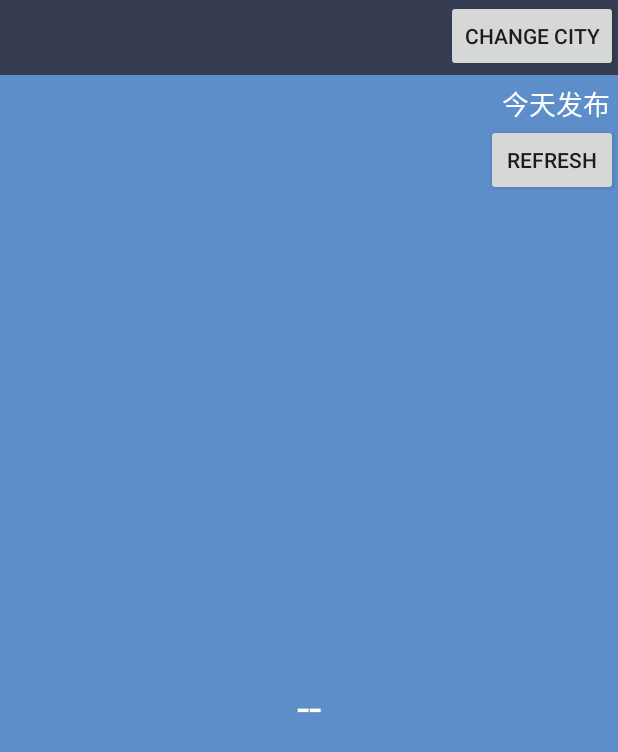
After one commit to Gordon-H/practiceApp-CoolWeather, an Android app: the WeatherActivity screen opened directly, with no data from a screen before it, on a phone screen of 412 x 824 dp. The commit adds this screen. Shown: the top 752 px of the screen. Run offline under Robolectric (Android 15) with nearby library versions, the phone set to English and light mode, and no system bars.

Commit message:
加入显示天气信息的的功能

```diff
--- a/app/src/main/AndroidManifest.xml
+++ b/app/src/main/AndroidManifest.xml
@@ -16,6 +16,7 @@
                 <category android:name="android.intent.category.LAUNCHER" />
             </intent-filter>
         </activity>
+        <activity android:name=".activity.WeatherActivity"/>
     </application>
 
 </manifest>
--- /dev/null
+++ b/app/src/main/java/com/coolweather/app/activity/WeatherActivity.java
@@ -0,0 +1,141 @@
+package com.coolweather.app.activity;
+
+import android.app.Activity;
+import android.content.Intent;
+import android.content.SharedPreferences;
+import android.os.Bundle;
+import android.preference.PreferenceManager;
+import android.text.TextUtils;
+import android.view.View;
+import android.view.Window;
+import android.widget.Button;
+import android.widget.LinearLayout;
+import android.widget.TextView;
+
+import com.coolweather.app.R;
+import com.coolweather.app.util.HttpCallBackListener;
+import com.coolweather.app.util.HttpUtil;
+import com.coolweather.app.util.Utility;
+
+/**
+ * Created by lbf on 2016/3/3.
+ */
+public class WeatherActivity extends Activity implements View.OnClickListener{
+    private TextView publishTime;
+    private TextView date;
+    private TextView weather;
+    private TextView temperature;
+    private TextView cityName;
+    private Button refresh;
+    private Button changeCity;
+    private LinearLayout weatherLayout;
+    @Override
+    public void onClick(View v) {
+        switch (v.getId()){
+            case R.id.change_city:
+                Intent intent = new Intent(this,ChooseAreaActivity.class);
+                intent.putExtra("from_weather_activity",true);
+                startActivity(intent);
+                finish();
+                break;
+            case R.id.refresh:
+                publishTime.setText("同步中...");
+                SharedPreferences preferences = PreferenceManager.getDefaultSharedPreferences(this);
+                String weatherCode = preferences.getString("weather_code","");
+                if(!TextUtils.isEmpty(weatherCode)){
+                    queryWeatherInfo(weatherCode);
+                }
+                break;
+        }
+    }
+
+    private void init() {
+        publishTime = (TextView) findViewById(R.id.publish_time);
+        date = (TextView) findViewById(R.id.date);
+        weather = (TextView) findViewById(R.id.weather);
+        temperature = (TextView) findViewById(R.id.temperature);
+        cityName = (TextView) findViewById(R.id.city_name);
+        refresh = (Button) findViewById(R.id.refresh);
+        changeCity = (Button) findViewById(R.id.change_city);
+        weatherLayout = (LinearLayout) findViewById(R.id.weather_layout);
+        refresh.setOnClickListener(this);
+        changeCity.setOnClickListener(this);
+    }
+
+    @Override
+    protected void onCreate(Bundle savedInstanceState) {
+        super.onCreate(savedInstanceState);
+        requestWindowFeature(Window.FEATURE_NO_TITLE);
+        setContentView(R.layout.weather_layout);
+        init();
+        String countyCode = getIntent().getStringExtra("county_code");
+        if(!TextUtils.isEmpty(countyCode)){
+            publishTime.setText("同步中...");
+            weatherLayout.setVisibility(View.INVISIBLE);
+            cityName.setVisibility(View.INVISIBLE);
+            queryWeatherCode(countyCode);
+        }else{
+            showWeather();
+        }
+    }
+
+    private void showWeather() {
+        SharedPreferences preferences = PreferenceManager.getDefaultSharedPreferences(this);
+        cityName.setText(preferences.getString("city_name",""));
+        weather.setText(preferences.getString("weather_description",""));
+        temperature.setText(preferences.getString("temp1","")+" -- "
+                + preferences.getString("temp2",""));
+        publishTime.setText("今天" + preferences.getString("publish_time", "") + "发布");
+        date.setText(preferences.getString("date", ""));
+        weatherLayout.setVisibility(View.VISIBLE);
+        cityName.setVisibility(View.VISIBLE);
+
+    }
+
+    private void queryWeatherCode(String countyCode) {
+        String address = "http://www.weather.com.cn/data/list3/city" +
+                countyCode + ".xml";
+        queryFromServer(address, "countyCode");
+    }
+
+    private void queryFromServer(String address, final String type) {
+        HttpUtil.sendHttpRequest(address, new HttpCallBackListener() {
+            @Override
+            public void onFinish(String response) {
+                if ("countyCode".equals(type)) {
+                    if (!TextUtils.isEmpty(response)) {
+                        String[] array = response.split("\\|");
+                        if (array != null && array.length == 2) {
+                            String weatherCode = array[1];
+                            queryWeatherInfo(weatherCode);
+                        }
+                    }
+                }else if("weatherCode".equals(type)){
+                    Utility.handleWeattherResponse(WeatherActivity.this,response);
+                    runOnUiThread(new Runnable() {
+                        @Override
+                        public void run() {
+                            showWeather();
+                        }
+                    });
+                }
+            }
+
+            @Override
+            public void onError(Exception e) {
+                runOnUiThread(new Runnable() {
+                    @Override
+                    public void run() {
+                        publishTime.setText("同步失败!!");
+                    }
+                });
+            }
+        });
+    }
+
+    private void queryWeatherInfo(String weatherCode) {
+        String address = "http://www.weather.com.cn/data/cityinfo/" +
+                weatherCode + ".html";
+        queryFromServer(address, "weatherCode");
+    }
+}
--- a/app/src/main/res/layout/choose_area.xml
+++ b/app/src/main/res/layout/choose_area.xml
@@ -6,7 +6,7 @@
     <LinearLayout
         android:layout_width="match_parent"
         android:layout_height="50dp"
-        android:background="#608be9">
+        android:background="#363d53">
         <TextView
             android:id="@+id/title_text"
             android:layout_width="match_parent"
--- /dev/null
+++ b/app/src/main/res/layout/weather_layout.xml
@@ -0,0 +1,83 @@
+<?xml version="1.0" encoding="utf-8"?>
+<LinearLayout xmlns:android="http://schemas.android.com/apk/res/android"
+    android:layout_width="match_parent"
+    android:layout_height="match_parent"
+    android:orientation="vertical">
+    <LinearLayout
+        android:layout_width="match_parent"
+        android:layout_height="50dp"
+        android:orientation="horizontal"
+        android:background="#363d53">
+        <TextView
+            android:id="@+id/city_name"
+            android:layout_width="0dp"
+            android:layout_weight="1"
+            android:layout_height="wrap_content"
+            android:layout_gravity="center"
+            android:textColor="#fff"
+            android:gravity="center"
+            android:textSize="24sp"/>
+        <Button
+            android:id="@+id/change_city"
+            android:text="Change city"
+            android:layout_width="wrap_content"
+            android:layout_height="wrap_content" />
+    </LinearLayout>
+    <RelativeLayout
+        android:layout_width="match_parent"
+        android:layout_height="match_parent"
+        android:background="#5d8eca">
+        <TextView
+            android:id="@+id/publish_time"
+            android:textColor="#ffffff"
+            android:textSize="18sp"
+            android:paddingTop="5sp"
+            android:paddingRight="5dp"
+            android:layout_alignParentRight="true"
+            android:layout_alignParentTop="true"
+            android:text="hello"
+            android:layout_width="wrap_content"
+            android:layout_height="wrap_content" />
+        <Button
+            android:id="@+id/refresh"
+            android:layout_below="@+id/publish_time"
+            android:layout_alignParentRight="true"
+            android:text="refresh"
+            android:layout_width="wrap_content"
+            android:layout_height="wrap_content" />
+        <LinearLayout
+            android:id="@+id/weather_layout"
+            android:layout_width="match_parent"
+            android:layout_height="wrap_content"
+            android:layout_centerInParent="true"
+            android:orientation="vertical">
+            <TextView
+                android:id="@+id/date"
+                android:textColor="#ffffff"
+                android:textSize="20sp"
+                android:text="hello"
+                android:paddingLeft="100dp"
+                android:layout_width="wrap_content"
+                android:layout_height="wrap_content" />
+            <TextView
+                android:id="@+id/weather"
+                android:textColor="#ffffff"
+                android:textSize="30sp"
+                android:layout_gravity="center"
+                android:text="hello"
+                android:layout_width="wrap_content"
+                android:layout_height="wrap_content" />
+            <TextView
+                android:id="@+id/temperature"
+                android:textColor="#ffffff"
+                android:textSize="30sp"
+                android:text="hello"
+                android:gravity="center"
+                android:layout_width="match_parent"
+                android:layout_height="wrap_content" />
+
+        </LinearLayout>
+
+    </RelativeLayout>
+
+</LinearLayout>
```
Also changed, not shown: app/src/main/java/com/coolweather/app/activity/ChooseAreaActivity.java (+16 -0 lines), app/src/main/java/com/coolweather/app/util/Utility.java (+41 -0 lines).
